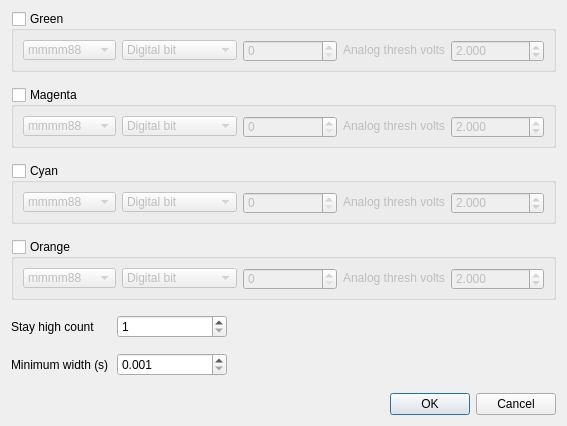
First picture: the form in Forms/ColorTTLDialog.ui, repository billkarsh/SpikeGLX, before the edit.
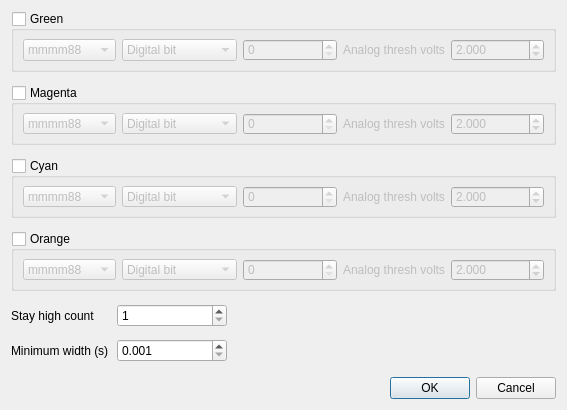
Second picture: the form after the edit.

Patch:
```diff
--- a/Forms/ColorTTLDialog.ui
+++ b/Forms/ColorTTLDialog.ui
@@ -10,7 +10,7 @@
     <x>0</x>
     <y>0</y>
     <width>567</width>
-    <height>426</height>
+    <height>410</height>
    </rect>
   </property>
   <property name="minimumSize">
@@ -27,10 +27,16 @@
   </property>
   <layout class="QGridLayout" name="gridLayout_2" columnstretch="2,3">
    <property name="verticalSpacing">
-    <number>15</number>
+    <number>13</number>
    </property>
    <item row="0" column="0" colspan="2">
     <widget class="QGroupBox" name="C0GB">
+     <property name="sizePolicy">
+      <sizepolicy hsizetype="Preferred" vsizetype="Fixed">
+       <horstretch>0</horstretch>
+       <verstretch>0</verstretch>
+      </sizepolicy>
+     </property>
      <property name="title">
       <string>Green</string>
      </property>
@@ -41,6 +47,12 @@
       <bool>false</bool>
      </property>
      <layout class="QHBoxLayout" name="horizontalLayout">
+      <property name="topMargin">
+       <number>8</number>
+      </property>
+      <property name="bottomMargin">
+       <number>8</number>
+      </property>
       <item>
        <widget class="QComboBox" name="stream0CB">
         <property name="sizePolicy">
@@ -138,6 +150,12 @@
    </item>
    <item row="1" column="0" colspan="2">
     <widget class="QGroupBox" name="C1GB">
+     <property name="sizePolicy">
+      <sizepolicy hsizetype="Preferred" vsizetype="Fixed">
+       <horstretch>0</horstretch>
+       <verstretch>0</verstretch>
+      </sizepolicy>
+     </property>
      <property name="title">
       <string>Magenta</string>
      </property>
@@ -148,6 +166,12 @@
       <bool>false</bool>
      </property>
      <layout class="QHBoxLayout" name="horizontalLayout_2">
+      <property name="topMargin">
+       <number>8</number>
+      </property>
+      <property name="bottomMargin">
+       <number>8</number>
+      </property>
       <item>
        <widget class="QComboBox" name="stream1CB">
         <property name="sizePolicy">
@@ -242,6 +266,12 @@
    </item>
    <item row="2" column="0" colspan="2">
     <widget class="QGroupBox" name="C2GB">
+     <property name="sizePolicy">
+      <sizepolicy hsizetype="Preferred" vsizetype="Fixed">
+       <horstretch>0</horstretch>
+       <verstretch>0</verstretch>
+      </sizepolicy>
+     </property>
      <property name="title">
       <string>Cyan</string>
      </property>
@@ -252,6 +282,12 @@
       <bool>false</bool>
      </property>
      <layout class="QHBoxLayout" name="horizontalLayout_3">
+      <property name="topMargin">
+       <number>8</number>
+      </property>
+      <property name="bottomMargin">
+       <number>8</number>
+      </property>
       <item>
        <widget class="QComboBox" name="stream2CB">
         <property name="sizePolicy">
@@ -346,6 +382,12 @@
    </item>
    <item row="3" column="0" colspan="2">
     <widget class="QGroupBox" name="C3GB">
+     <property name="sizePolicy">
+      <sizepolicy hsizetype="Preferred" vsizetype="Fixed">
+       <horstretch>0</horstretch>
+       <verstretch>0</verstretch>
+      </sizepolicy>
+     </property>
      <property name="title">
       <string>Orange</string>
      </property>
@@ -356,6 +398,12 @@
       <bool>false</bool>
      </property>
      <layout class="QHBoxLayout" name="horizontalLayout_4">
+      <property name="topMargin">
+       <number>8</number>
+      </property>
+      <property name="bottomMargin">
+       <number>8</number>
+      </property>
       <item>
        <widget class="QComboBox" name="stream3CB">
         <property name="sizePolicy">
@@ -454,7 +502,7 @@
       <number>8</number>
      </property>
      <property name="verticalSpacing">
-      <number>15</number>
+      <number>12</number>
      </property>
      <item row="1" column="0">
       <widget class="QLabel" name="label_2">
```
